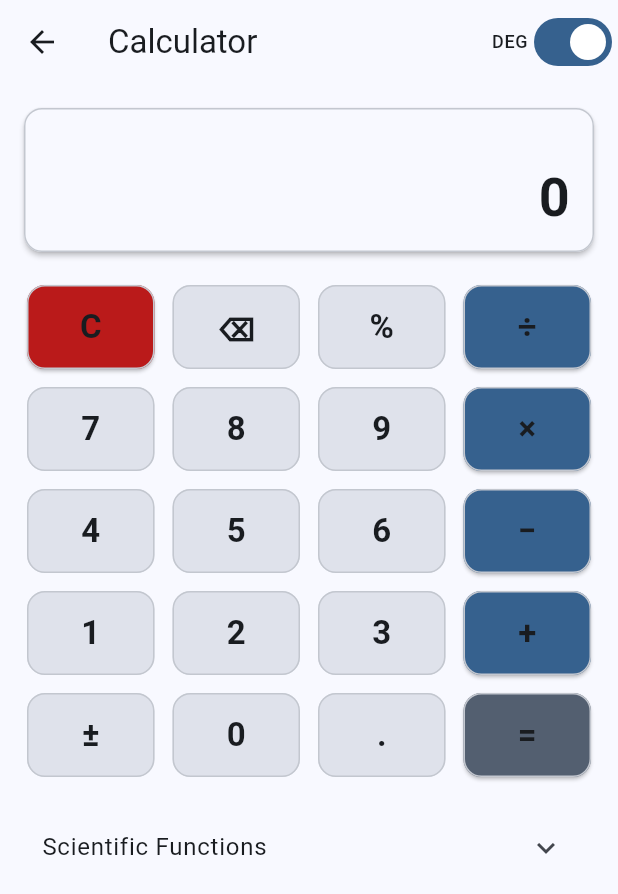
After one commit to faroukahmed74/moi_snipers, a Flutter app: the CalculatorScreen screen opened by its route, on a phone screen of 412 x 824 dp. The commit adds this screen. Shown: the top 894 px of the screen. Run offline on Flutter 3.47's test engine with Material 3 defaults, Android fonts, the phone set to English and light mode, and no system bars; our stand-ins replace flutter_compass, geolocator, open_file, package_info_plus, permission_handler, sensors_plus and 1 more; accounts and stored records are empty; network calls fail.

```diff
--- a/lib/l10n/app_localizations.dart
+++ b/lib/l10n/app_localizations.dart
@@ -256,6 +256,7 @@ abstract class AppLocalizations {
   /// In en, this message translates to:
   /// **'References'**
   String get references;
+  String get calculator;
 
   /// No description provided for @retry.
   ///
--- a/lib/l10n/app_localizations_ar.dart
+++ b/lib/l10n/app_localizations_ar.dart
@@ -88,6 +88,8 @@ class AppLocalizationsAr extends AppLocalizations {
 
   @override
   String get references => 'المراجع';
+  @override
+  String get calculator => 'آلة حاسبة';
 
   @override
   String get retry => 'إعادة المحاولة';
--- a/lib/l10n/app_localizations_en.dart
+++ b/lib/l10n/app_localizations_en.dart
@@ -88,6 +88,8 @@ class AppLocalizationsEn extends AppLocalizations {
 
   @override
   String get references => 'References';
+  @override
+  String get calculator => 'Calculator';
 
   @override
   String get retry => 'Retry';
--- a/lib/main.dart
+++ b/lib/main.dart
@@ -5,6 +5,7 @@ import 'screens/sniper_management_screen.dart';
 import 'screens/settings_screen.dart';
 import 'screens/references_screen.dart';
 import 'screens/compass_screen.dart';
+import 'screens/calculator_screen.dart';
 import 'l10n/app_localizations.dart';
 import 'storage.dart';
 import 'package:permission_handler/permission_handler.dart';
@@ -85,6 +86,7 @@ class _MyAppState extends State<MyApp> {
         '/settings': (context) => const SettingsScreen(),
         '/references': (context) => const ReferencesScreen(),
         '/compass': (context) => const CompassScreen(),
+        '/calculator': (context) => const CalculatorScreen(),
       },
     );
   }
--- /dev/null
+++ b/lib/screens/calculator_screen.dart
@@ -0,0 +1,381 @@
+import 'dart:math' as math;
+import 'package:flutter/material.dart';
+import '../l10n/app_localizations.dart';
+
+class CalculatorScreen extends StatefulWidget {
+  const CalculatorScreen({super.key});
+
+  @override
+  State<CalculatorScreen> createState() => _CalculatorScreenState();
+}
+
+class _CalculatorScreenState extends State<CalculatorScreen> {
+  String _display = '0';
+  double? _firstOperand;
+  String? _operator; // '+', '-', '×', '÷', '^'
+  bool _isNewEntry = true; // start fresh after operator/equals
+  bool _useDegrees = true; // trig mode
+
+  void _inputDigit(String d) {
+    setState(() {
+      if (_isNewEntry) {
+        _display = d == '.' ? '0.' : d;
+        _isNewEntry = false;
+      } else {
+        if (d == '.') {
+          if (!_display.contains('.')) _display += '.';
+        } else {
+          _display = _display == '0' ? d : _display + d;
+        }
+      }
+    });
+  }
+
+  void _toggleSign() {
+    setState(() {
+      if (_display.startsWith('-')) {
+        _display = _display.substring(1);
+      } else if (_display != '0') {
+        _display = '-$_display';
+      }
+    });
+  }
+
+  void _backspace() {
+    setState(() {
+      if (_isNewEntry) return;
+      if (_display.length <= 1 || (_display.length == 2 && _display.startsWith('-'))) {
+        _display = '0';
+        _isNewEntry = true;
+      } else {
+        _display = _display.substring(0, _display.length - 1);
+      }
+    });
+  }
+
+  void _clear() {
+    setState(() {
+      _display = '0';
+      _firstOperand = null;
+      _operator = null;
+      _isNewEntry = true;
+    });
+  }
+
+  void _setOperator(String op) {
+    setState(() {
+      _firstOperand = double.tryParse(_display) ?? 0.0;
+      _operator = op;
+      _isNewEntry = true;
+    });
+  }
+
+  void _percent() {
+    // percentage of current value
+    setState(() {
+      final v = double.tryParse(_display) ?? 0.0;
+      _display = _format(v / 100.0);
+    });
+  }
+
+  void _equals() {
+    setState(() {
+      if (_firstOperand == null || _operator == null) return;
+      final b = double.tryParse(_display) ?? 0.0;
+      double res = 0.0;
+      switch (_operator) {
+        case '+':
+          res = _firstOperand! + b;
+          break;
+        case '−':
+        case '-':
+          res = _firstOperand! - b;
+          break;
+        case '×':
+        case '*':
+          res = _firstOperand! * b;
+          break;
+        case '÷':
+        case '/':
+          res = b == 0 ? double.nan : _firstOperand! / b;
+          break;
+        case '^':
+          res = math.pow(_firstOperand!, b).toDouble();
+          break;
+        default:
+          res = b;
+      }
+      _display = _format(res);
+      _firstOperand = null;
+      _operator = null;
+      _isNewEntry = true;
+    });
+  }
+
+  void _applyUnary(String fn) {
+    setState(() {
+      double v = double.tryParse(_display) ?? 0.0;
+      switch (fn) {
+        case '√':
+          v = v < 0 ? double.nan : math.sqrt(v);
+          break;
+        case 'x²':
+          v = v * v;
+          break;
+        case '1/x':
+          v = v == 0 ? double.nan : 1 / v;
+          break;
+        case 'sin':
+          v = math.sin(_useDegrees ? v * math.pi / 180.0 : v);
+          break;
+        case 'cos':
+          v = math.cos(_useDegrees ? v * math.pi / 180.0 : v);
+          break;
+        case 'tan':
+          v = math.tan(_useDegrees ? v * math.pi / 180.0 : v);
+          break;
+        case 'log':
+          v = v <= 0 ? double.nan : (math.log(v) / math.ln10);
+          break;
+        case 'ln':
+          v = v <= 0 ? double.nan : math.log(v);
+          break;
+        case 'abs':
+          v = v.abs();
+          break;
+        case 'π':
+          v = math.pi;
+          break;
+        case 'e':
+          v = math.e;
+          break;
+      }
+      _display = _format(v);
+      _isNewEntry = true;
+    });
+  }
+
+  String _format(double v) {
+    if (v.isNaN || v.isInfinite) return 'Error';
+    String s = v.toStringAsFixed(10);
+    s = s.replaceFirst(RegExp(r'0+$'), '');
+    s = s.replaceFirst(RegExp(r'\.$'), '');
+    return s;
+  }
+
+  String _expressionText() {
+    if (_firstOperand == null || _operator == null) return '';
+    final left = _format(_firstOperand!);
+    final right = _isNewEntry ? '' : _display;
+    return right.isEmpty ? '$left $_operator' : '$left $_operator $right';
+  }
+
+  @override
+  Widget build(BuildContext context) {
+    final t = Theme.of(context);
+    final loc = AppLocalizations.of(context)!;
+    return Scaffold(
+      appBar: AppBar(
+        title: Text(loc.calculator),
+        actions: [
+          Row(
+            children: [
+              Text(_useDegrees ? 'DEG' : 'RAD', style: t.textTheme.labelMedium),
+              Switch(
+                value: _useDegrees,
+                onChanged: (v) => setState(() => _useDegrees = v),
+              ),
+            ],
+          ),
+        ],
+      ),
+      body: LayoutBuilder(
+        builder: (context, constraints) {
+          final isWide = constraints.maxWidth >= 520;
+          final buttonHeight = isWide ? 64.0 : 56.0;
+          final displayStyle = t.textTheme.displaySmall?.copyWith(
+            fontWeight: FontWeight.w700,
+            letterSpacing: 0.5,
+          );
+
+          Widget display = Card(
+            elevation: 1.5,
+            color: t.colorScheme.surface,
+            shape: RoundedRectangleBorder(
+              side: BorderSide(color: t.colorScheme.outlineVariant),
+              borderRadius: BorderRadius.circular(12),
+            ),
+            child: Padding(
+              padding: const EdgeInsets.symmetric(horizontal: 16, vertical: 14),
+              child: Column(
+                crossAxisAlignment: CrossAxisAlignment.stretch,
+                children: [
+                  // Expression line
+                  AnimatedOpacity(
+                    duration: const Duration(milliseconds: 200),
+                    opacity: _expressionText().isEmpty ? 0.0 : 0.75,
+                    child: Text(
+                      _expressionText(),
+                      textAlign: TextAlign.right,
+                      style: t.textTheme.titleMedium?.copyWith(
+                        color: t.colorScheme.onSurface.withOpacity(0.6),
+                      ),
+                    ),
+                  ),
+                  // Result line (scrollable for long numbers)
+                  SizedBox(height: _expressionText().isEmpty ? 0 : 6),
+                  SingleChildScrollView(
+                    scrollDirection: Axis.horizontal,
+                    reverse: true,
+                    child: Text(
+                      _display,
+                      textAlign: TextAlign.right,
+                      style: displayStyle,
+                    ),
+                  ),
+                ],
+              ),
+            ),
+          );
+
+          List<List<_Btn>> sci = [
+            [
+              _Btn('sin', onTap: () => _applyUnary('sin')),
+              _Btn('cos', onTap: () => _applyUnary('cos')),
+              _Btn('tan', onTap: () => _applyUnary('tan')),
+              _Btn('√', onTap: () => _applyUnary('√')),
+            ],
+            [
+              _Btn('ln', onTap: () => _applyUnary('ln')),
+              _Btn('log', onTap: () => _applyUnary('log')),
+              _Btn('x²', onTap: () => _applyUnary('x²')),
+              _Btn('1/x', onTap: () => _applyUnary('1/x')),
+            ],
+            [
+              _Btn('π', onTap: () => _applyUnary('π')),
+              _Btn('e', onTap: () => _applyUnary('e')),
+              _Btn('%', onTap: _percent),
+              _Btn('^', color: t.colorScheme.primary, onTap: () => _setOperator('^')),
+            ],
+          ];
+
+          List<List<_Btn>> basic = [
+            [
+              _Btn('C', color: t.colorScheme.error, onTap: _clear),
+              _Btn('⌫', onTap: _backspace),
+              _Btn('%', onTap: _percent),
+              _Btn('÷', color: t.colorScheme.primary, onTap: () => _setOperator('÷')),
+            ],
+            [
+              _Btn('7', onTap: () => _inputDigit('7')),
+              _Btn('8', onTap: () => _inputDigit('8')),
+              _Btn('9', onTap: () => _inputDigit('9')),
+              _Btn('×', color: t.colorScheme.primary, onTap: () => _setOperator('×')),
+            ],
+            [
+              _Btn('4', onTap: () => _inputDigit('4')),
+              _Btn('5', onTap: () => _inputDigit('5')),
+              _Btn('6', onTap: () => _inputDigit('6')),
+              _Btn('−', color: t.colorScheme.primary, onTap: () => _setOperator('−')),
+            ],
+            [
+              _Btn('1', onTap: () => _inputDigit('1')),
+              _Btn('2', onTap: () => _inputDigit('2')),
+              _Btn('3', onTap: () => _inputDigit('3')),
+              _Btn('+', color: t.colorScheme.primary, onTap: () => _setOperator('+')),
+            ],
+            [
+              _Btn('±', onTap: _toggleSign),
+              _Btn('0', onTap: () => _inputDigit('0')),
+              _Btn('.', onTap: () => _inputDigit('.')),
+              _Btn('=', color: t.colorScheme.secondary, onTap: _equals),
+            ],
+          ];
+
+          Widget grid(List<List<_Btn>> rows) => Column(
+                children: rows
+                    .map((r) => Row(
+                          children: r
+                              .map((b) => Expanded(child: _CalculatorButton(b: b, height: buttonHeight)))
+                              .toList(),
+                        ))
+                    .toList(),
+              );
+
+          return SingleChildScrollView(
+            child: Padding(
+              padding: const EdgeInsets.all(12.0),
+              child: Column(
+                children: [
+                  display,
+                  const SizedBox(height: 12),
+                  if (isWide) grid(sci),
+                  if (isWide) const SizedBox(height: 12),
+                  grid(basic),
+                  if (!isWide) ...[
+                    const SizedBox(height: 12),
+                    ExpansionTile(
+                      title: const Text('Scientific Functions'),
+                      children: [Padding(
+                        padding: const EdgeInsets.symmetric(horizontal: 4.0),
+                        child: grid(sci),
+                      )],
+                    ),
+                  ],
+                ],
+              ),
+            ),
+          );
+        },
+      ),
+    );
+  }
+}
+
+class _Btn {
+  final String label;
+  final Color? color;
+  final VoidCallback onTap;
+  _Btn(this.label, {this.color, required this.onTap});
+}
+
+class _CalculatorButton extends StatelessWidget {
+  final _Btn b;
+  final double height;
+  const _CalculatorButton({required this.b, required this.height});
+
+  @override
+  Widget build(BuildContext context) {
+    final t = Theme.of(context);
+    final isPrimary = b.color != null;
+    final bg = isPrimary ? b.color! : t.colorScheme.surfaceVariant;
+    final fg = isPrimary ? t.colorScheme.onPrimary : t.colorScheme.onSurface;
+    return Padding(
+      padding: const EdgeInsets.all(6.0),
+      child: SizedBox(
+        height: height,
+        child: ElevatedButton(
+          style: ElevatedButton.styleFrom(
+            backgroundColor: bg,
+            foregroundColor: fg,
+            elevation: isPrimary ? 1.0 : 0.0,
+            padding: const EdgeInsets.symmetric(vertical: 10, horizontal: 8),
+            shape: RoundedRectangleBorder(
+              side: BorderSide(color: t.colorScheme.outlineVariant),
+              borderRadius: BorderRadius.circular(12),
+            ),
+            overlayColor: fg.withOpacity(0.12),
+          ),
+          onPressed: b.onTap,
+          child: FittedBox(
+            fit: BoxFit.scaleDown,
+            child: Text(
+              b.label,
+              style: t.textTheme.titleLarge?.copyWith(fontWeight: FontWeight.w600),
+            ),
+          ),
+        ),
+      ),
+    );
+  }
+}
--- a/pubspec.yaml
+++ b/pubspec.yaml
@@ -16,7 +16,7 @@ publish_to: 'none' # Remove this line if you wish to publish to pub.dev
 # https://developer.apple.com/library/archive/documentation/General/Reference/InfoPlistKeyReference/Articles/CoreFoundationKeys.html
 # In Windows, build-name is used as the major, minor, and patch parts
 # of the product and file versions while build-number is used as the build suffix.
-version: 1.0.11
+version: 1.0.12
 
 environment:
   sdk: ^3.8.0
--- a/version_manifest.json
+++ b/version_manifest.json
@@ -1,5 +1,5 @@
 {
-  "version": "1.0.11",
+  "version": "1.0.12",
   "apk_url": "https://www.dropbox.com/scl/fi/no4k793h2fq5x7fe9bbny/app-release.apk?rlkey=751ovcwip3p25p9spmhv5h35y&st=z494v4fw&dl=1",
   "changelog": "🎯 Major Features Added:\n• Interactive Wind Angle Control: Users can now both slide and type wind angle values with real-time synchronization\n• Dual Weather API System: Automatic fallback between Tomorrow.io (primary) and OpenWeatherMap (fallback) with live API status display\n• Enhanced Wind Gust Display: Shows both mph and km/h units simultaneously for comprehensive wind data\n• Precision Formatting: All calculation results now display with single decimal place (رقم عشري واحد) for improved accuracy\n• Improved User Experience: Better input controls and real-time data synchronization\n• Bug fixes and performance improvements",
   "force_update": false,
```
Also changed, not shown: lib/screens/home_screen.dart (+44 -1 lines).
